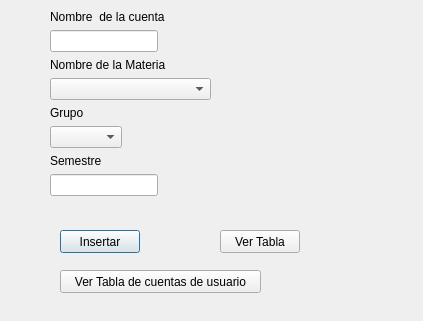
This is Pruebas/UI/CuentasMaterias.ui in Remv123/DB_SQLite as Qt 5 draws it before an edit. The edited form follows.
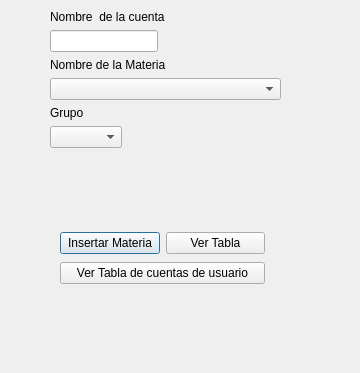
This is the edited form.

Patch:
```diff
--- a/Pruebas/UI/CuentasMaterias.ui
+++ b/Pruebas/UI/CuentasMaterias.ui
@@ -6,45 +6,25 @@
    <rect>
     <x>0</x>
     <y>0</y>
-    <width>423</width>
-    <height>321</height>
+    <width>360</width>
+    <height>373</height>
    </rect>
   </property>
+  <property name="maximumSize">
+   <size>
+    <width>360</width>
+    <height>373</height>
+   </size>
+  </property>
   <property name="windowTitle">
    <string>Asignar materias al alumno</string>
   </property>
-  <widget class="QPushButton" name="Insertar">
-   <property name="geometry">
-    <rect>
-     <x>60</x>
-     <y>230</y>
-     <width>80</width>
-     <height>23</height>
-    </rect>
-   </property>
-   <property name="text">
-    <string>Insertar</string>
-   </property>
-  </widget>
-  <widget class="QPushButton" name="Ver">
-   <property name="geometry">
-    <rect>
-     <x>220</x>
-     <y>230</y>
-     <width>80</width>
-     <height>23</height>
-    </rect>
-   </property>
-   <property name="text">
-    <string>Ver Tabla</string>
-   </property>
-  </widget>
   <widget class="QWidget" name="layoutWidget">
    <property name="geometry">
     <rect>
      <x>50</x>
      <y>10</y>
-     <width>161</width>
+     <width>231</width>
      <height>196</height>
     </rect>
    </property>
@@ -66,6 +46,9 @@
       </property>
      </widget>
     </item>
+    <item row="3" column="0" colspan="2">
+     <widget class="QComboBox" name="AbrMat"/>
+    </item>
     <item row="4" column="0">
      <widget class="QLabel" name="label_3">
       <property name="text">
@@ -73,36 +56,47 @@
       </property>
      </widget>
     </item>
-    <item row="6" column="0">
-     <widget class="QLabel" name="label_4">
-      <property name="text">
-       <string>Semestre</string>
-      </property>
-     </widget>
-    </item>
-    <item row="7" column="0">
-     <widget class="QLineEdit" name="Periodo"/>
-    </item>
-    <item row="3" column="0" colspan="2">
-     <widget class="QComboBox" name="AbrMat"/>
-    </item>
     <item row="5" column="0">
      <widget class="QComboBox" name="Grupo"/>
     </item>
    </layout>
   </widget>
-  <widget class="QPushButton" name="VerCuentas">
+  <widget class="QWidget" name="">
    <property name="geometry">
     <rect>
      <x>60</x>
-     <y>270</y>
-     <width>201</width>
-     <height>23</height>
+     <y>230</y>
+     <width>205</width>
+     <height>56</height>
     </rect>
    </property>
-   <property name="text">
-    <string>Ver Tabla de cuentas de usuario</string>
-   </property>
+   <layout class="QVBoxLayout" name="verticalLayout">
+    <item>
+     <layout class="QHBoxLayout" name="horizontalLayout">
+      <item>
+       <widget class="QPushButton" name="Insertar">
+        <property name="text">
+         <string>Insertar Materia</string>
+        </property>
+       </widget>
+      </item>
+      <item>
+       <widget class="QPushButton" name="Ver">
+        <property name="text">
+         <string>Ver Tabla</string>
+        </property>
+       </widget>
+      </item>
+     </layout>
+    </item>
+    <item>
+     <widget class="QPushButton" name="VerCuentas">
+      <property name="text">
+       <string>Ver Tabla de cuentas de usuario</string>
+      </property>
+     </widget>
+    </item>
+   </layout>
   </widget>
  </widget>
  <resources/>
```
